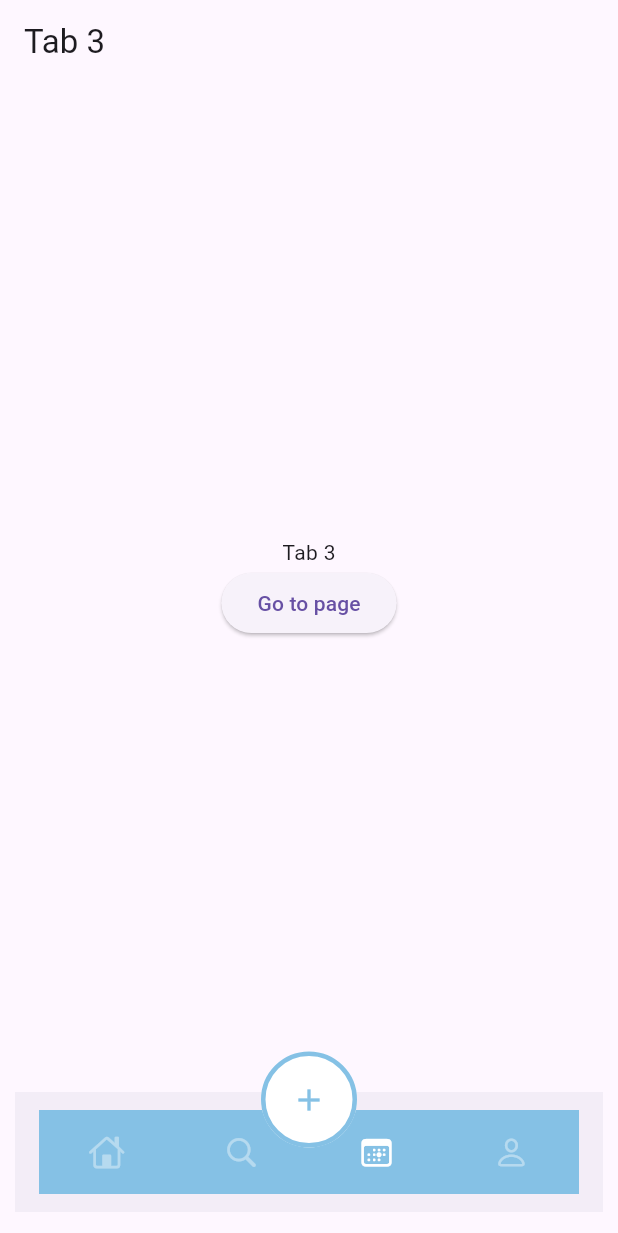
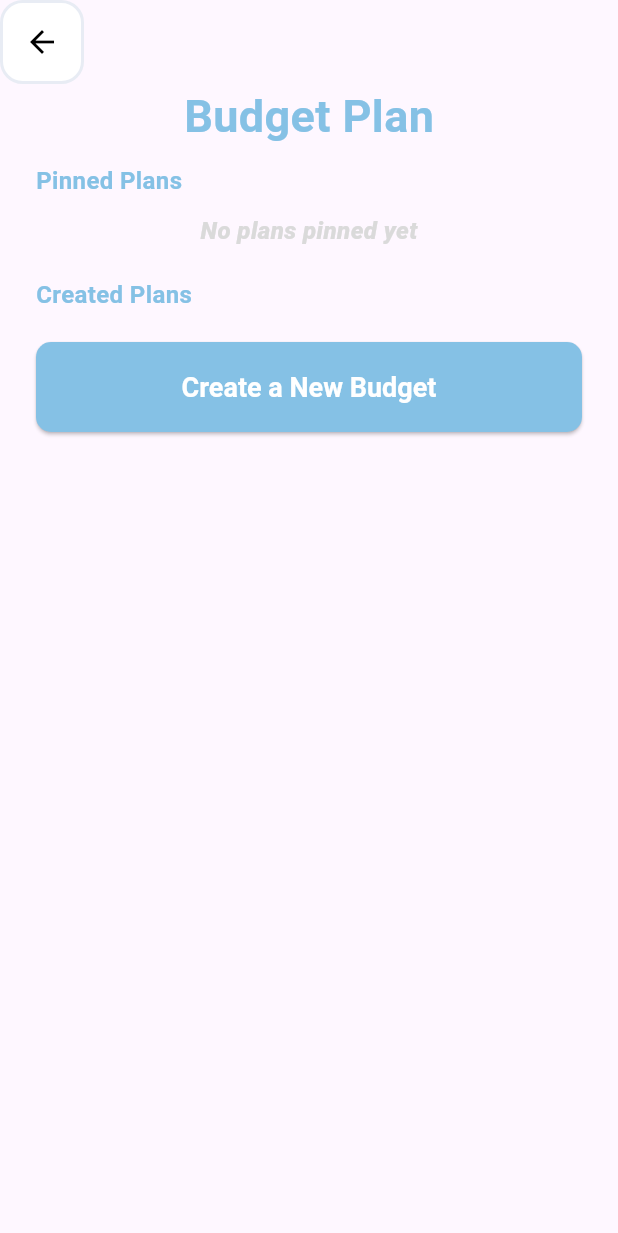
Before and after one commit to Fynaura/fynaura, a Flutter app: the MainScreen screen opened directly, item 3 of the bottom bar chosen, on a phone screen of 412 x 824 dp. Shown: the top 1233 px of the screen. Run offline on Flutter 3.47's test engine with Material 3 defaults, Android fonts, the phone set to English and light mode, and no system bars; Roboto replaces fonts that are missing (Urbanist).

Commit message:
implemented the basics
implemented the basic page of collab

```diff
--- /dev/null
+++ b/lib/pages/collab-budgeting/collab-main.dart
@@ -0,0 +1,164 @@
+import 'package:flutter/material.dart';
+import 'package:fynaura/widgets/CustomButton.dart';
+import 'package:fynaura/widgets/backBtn.dart';
+import 'package:fynaura/widgets/customInput.dart';
+
+class CollabMain extends StatefulWidget {
+  const CollabMain({super.key});
+
+  @override
+  State<CollabMain> createState() => CollabMainstate();
+}
+
+class CollabMainstate extends State<CollabMain> {
+  void _showCreateBudgetPopup(BuildContext context) {
+    showDialog(
+      context: context,
+      builder: (BuildContext context) {
+        return CustomPopup();
+      },
+    );
+  }
+
+  @override
+  Widget build(BuildContext context) {
+    return Scaffold(
+      appBar: AppBar(
+        leading: CustomBackButton(),
+      ),
+      body: SingleChildScrollView(
+        child: Padding(
+          padding: const EdgeInsets.symmetric(horizontal: 24.0),
+          child: Column(
+            crossAxisAlignment: CrossAxisAlignment.start,
+            children: [
+              Center(
+                child: Text(
+                  "Budget Plan",
+                  style: TextStyle(
+                    fontFamily: 'Urbanist',
+                    fontWeight: FontWeight.bold,
+                    fontSize: 30,
+                    color: Color(0xFF85C1E5),
+                  ),
+                ),
+              ),
+              const SizedBox(height: 10),
+              const Text(
+                "Pinned Plans",
+                style: TextStyle(
+                  fontFamily: 'Urbanist',
+                  fontWeight: FontWeight.w600,
+                  fontSize: 16,
+                  color: Color(0xFF85C1E5),
+                ),
+              ),
+              const SizedBox(height: 10),
+              Center(
+                child: Text(
+                  "No plans pinned yet",
+                  style: TextStyle(
+                    fontFamily: 'Urbanist',
+                    fontWeight: FontWeight.w800,
+                    fontSize: 16,
+                    fontStyle: FontStyle.italic,
+                    color: Color(0xFFDADADA),
+                  ),
+                ),
+              ),
+              const SizedBox(height: 20),
+              const Text(
+                "Created Plans",
+                style: TextStyle(
+                  fontFamily: 'Urbanist',
+                  fontWeight: FontWeight.w600,
+                  fontSize: 16,
+                  color: Color(0xFF85C1E5),
+                ),
+              ),
+              const SizedBox(height: 20),
+              CustomButton(
+                text: "Create a New Budget",
+                backgroundColor: const Color(0xFF85C1E5),
+                textColor: Colors.white,
+                onPressed: () {
+                  _showCreateBudgetPopup(context);
+                },
+              ),
+            ],
+          ),
+        ),
+      ),
+    );
+  }
+}
+
+// Custom Popup Widget
+class CustomPopup extends StatelessWidget {
+  @override
+  Widget build(BuildContext context) {
+    return Dialog(
+      shape: RoundedRectangleBorder(borderRadius: BorderRadius.circular(15)),
+      child: Padding(
+        padding: const EdgeInsets.all(25.0),
+        child: Column(
+          mainAxisSize: MainAxisSize.min,
+          crossAxisAlignment: CrossAxisAlignment.start,
+          children: [
+            Row(
+              mainAxisAlignment: MainAxisAlignment.spaceBetween,
+              children: [
+                Text(
+                  "Create a New Budget",
+                  style: TextStyle(
+                    fontFamily: 'Urbanist',
+                    fontWeight: FontWeight.bold,
+                    fontSize: 18,
+                  ),
+                ),
+                IconButton(
+                  icon: Icon(Icons.close),
+                  onPressed: () {
+                    Navigator.of(context).pop();
+                  },
+                ),
+              ],
+            ),
+            const SizedBox(height: 10),
+            Text(
+              "Enter the following details!",
+              style: TextStyle(fontSize: 14),
+            ),
+            const SizedBox(height: 20),
+            const Text(
+              "Budget Name",
+              style: TextStyle(
+                fontFamily: 'Urbanist',
+                fontWeight: FontWeight.w600,
+                fontSize: 14,
+                color: const Color(0xFF6A707C),
+              ),
+            ),
+            const SizedBox(height: 5),
+
+            CustomInputField(
+              hintText: "Christmas",
+              controller: TextEditingController(),
+            ),
+            const SizedBox(height: 30),
+
+            CustomButton(
+              text: "Create a New Budget",
+              backgroundColor: const Color(0xFF1E232C),
+              textColor: Colors.white,
+              onPressed: () {
+                // _showCreateBudgetPopup(context);
+              },
+            ),
+
+          ],
+        ),
+      ),
+    );
+  }
+}
```
Also changed, not shown: lib/widgets/nav_bar.dart (+7 -1 lines).
